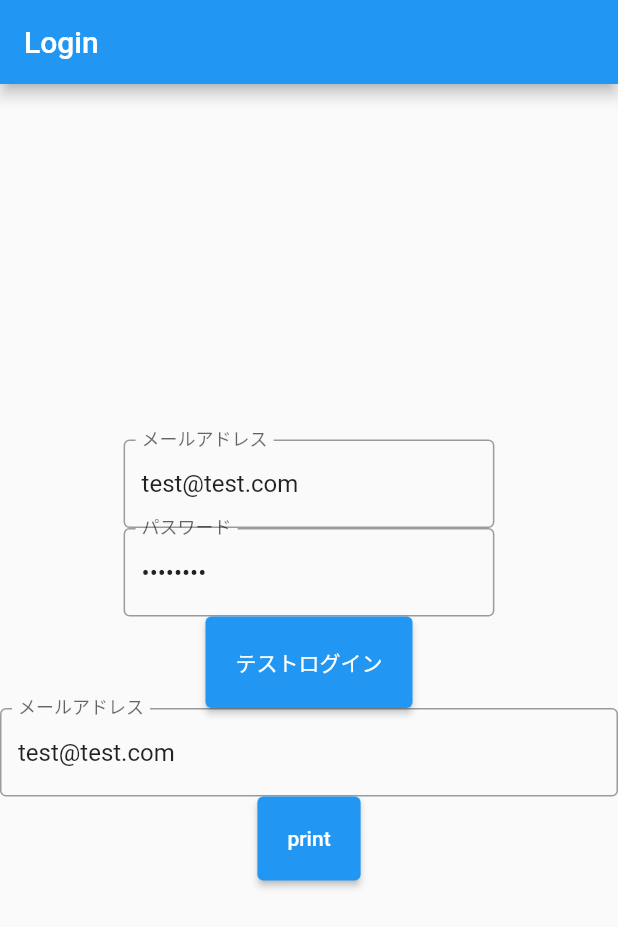
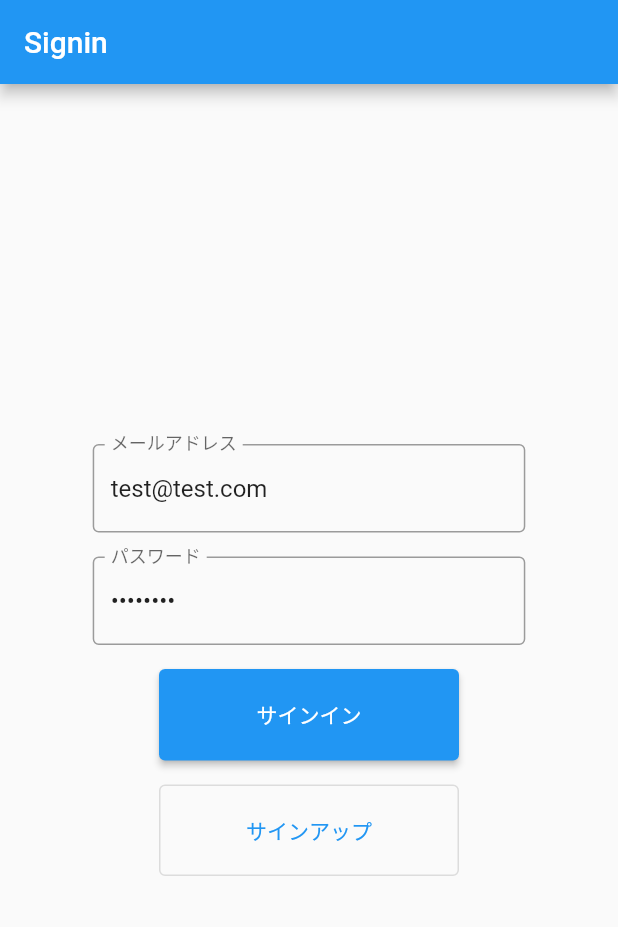
Before and after one commit to yotubarail/flutter_alpha, a Flutter app: the screen it shows after launch, on a phone screen of 412 x 824 dp. Shown: the top 927 px of the screen. Run offline on Flutter 3.47's test engine with Material 2 defaults, Android fonts, the phone set to English and light mode, and no system bars; our stand-ins replace cloud_firestore, firebase_auth, firebase_core, flutter_riverpod, freezed_annotation; missing offline and left inert: dart:html; accounts and stored records are empty.

Commit message:
sigin_view完成

```diff
--- a/lib/main.dart
+++ b/lib/main.dart
@@ -5,7 +5,7 @@ import 'package:flutter_riverpod/flutter_riverpod.dart';
 import 'package:firebase_core/firebase_core.dart';
 
 // 参照ファイル
-import '/view/login_view.dart';
+import '/view/signin_view.dart';
 
 Future main() async {
   WidgetsFlutterBinding.ensureInitialized();
--- a/lib/view/components/anonyous_login_button.dart
+++ /dev/null
@@ -1,24 +0,0 @@
-// 依存パッケージ
-import 'package:flutter/cupertino.dart';
-import 'package:flutter/material.dart';
-
-class AnoymousLoginButton extends StatelessWidget {
-  const AnoymousLoginButton({
-    required this.onPressed,
-    Key? key,
-  }) : super(key: key);
-  final Future onPressed;
-
-  @override
-  Widget build(BuildContext context) {
-    return ElevatedButton(
-      onPressed: () => onPressed,
-      style: ButtonStyle(
-        padding: MaterialStateProperty.all(
-          const EdgeInsets.all(20),
-        ),
-      ),
-      child: const Text('テストログイン'),
-    );
-  }
-}
--- a/lib/view/components/email_form.dart
+++ b/lib/view/components/email_form.dart
@@ -6,34 +6,100 @@ import 'package:flutter_riverpod/flutter_riverpod.dart';
 // 参照ファイル
 import '/view_model/login_view_model.dart';
 
-class CounterController extends ChangeNotifier {
-  int count = 0;
-
-  void increment() {
-    count++;
-    notifyListeners();
-  }
-}
-
 class EmailForm extends ConsumerWidget {
-  EmailForm({Key? key}) : super(key: key);
+  const EmailForm({Key? key}) : super(key: key);
 
   @override
   Widget build(BuildContext context, ScopedReader watch) {
     final deviceWidth = MediaQuery.of(context).size.width;
-    var email = watch(emailProvider).state;
-    return SizedBox(
-      width: deviceWidth * 0.6,
+    final emailPatarn = RegExp(
+        r'^[a-zA-Z0-9_.+-]+@([a-zA-Z0-9][a-zA-Z0-9-]*[a-zA-Z0-9]*\.)+[a-zA-Z]{2,}$');
+    return Container(
+      margin: const EdgeInsets.all(8),
+      width: deviceWidth * 0.7,
       child: TextFormField(
-        initialValue: email,
+        initialValue: watch(emailProvider).state,
         decoration: const InputDecoration(
           border: OutlineInputBorder(),
           labelText: 'メールアドレス',
         ),
+        autovalidateMode: AutovalidateMode.onUserInteraction,
+        validator: (value) =>
+            !emailPatarn.hasMatch(value!) ? 'メールアドレスを入力してください' : null,
         onChanged: (value) {
-          email = value;
+          watch(emailProvider).state = value;
         },
       ),
     );
   }
 }
+
+
+
+
+// class SignUp extends StatelessWidget {
+//   @override
+//   Widget build(BuildContext context) {
+//     return GestureDetector(
+//       onTap: () {
+//         final FocusScopeNode currentScope = FocusScope.of(context);
+//         if (!currentScope.hasPrimaryFocus && currentScope.hasFocus) {
+//           FocusManager.instance.primaryFocus!.unfocus();
+//         }
+//       },
+//       child: Scaffold(
+//         appBar: AppBar(
+//           title: Text('サインアップ'),
+//         ),
+//         body: Center(
+//           child: Form(
+//             child: AutofillGroup(
+//               child: Container(
+//                 padding: const EdgeInsets.all(50.0),
+//                 child: Column(
+//                   mainAxisAlignment: MainAxisAlignment.center,
+//                   children: <Widget>[
+//                     TextFormField(
+//                       decoration: const InputDecoration(
+//                         hintText: 'メールアドレスを入力してください',
+//                         labelText: 'メールアドレス *',
+//                       ),
+//                       autovalidateMode: AutovalidateMode.onUserInteraction,
+//                       validator: (value) =>
+//                       !(new RegExp(
+//                           r'^[a-zA-Z0-9_.+-]+@([a-zA-Z0-9][a-zA-Z0-9-]*[a-zA-Z0-9]*\.)+[a-zA-Z]{2,}$')
+//                           .hasMatch(value!)) ? 'メールアドレスを入力してください' : null,
+//                       keyboardType: TextInputType.emailAddress,
+//                     ),
+//                     TextFormField(
+//                       decoration: const InputDecoration(
+//                           hintText: 'パスワードを入力してください',
+//                           labelText: 'パスワード'
+//                       ),
+//                       autovalidateMode: AutovalidateMode.onUserInteraction,
+//                       validator: (value) =>
+//                       (value!.isEmpty)
+//                           ? 'パスワードを入力してください'
+//                           : null,
+//                       obscureText: true,
+//                       keyboardType: TextInputType.visiblePassword,
+//                     ),
+//                     Padding(padding: EdgeInsets.only(bottom: 20.0)),
+//                     ElevatedButton(
+//                       child: const Text('ログイン'),
+//                       style: ElevatedButton.styleFrom(
+//                           primary: Colors.amber,
+//                           padding: EdgeInsets.all(20.0)
+//                       ),
+//                       onPressed: () {},
+//                     )
+//                   ],
+//                 ),
+//               ),
+//             ),
+//           ),
+//         ),
+//       ),
+//     );
+//   }
+// }
--- a/lib/view/components/email_login_button.dart
+++ /dev/null
@@ -1,24 +0,0 @@
-// 依存パッケージ
-import 'package:flutter/cupertino.dart';
-import 'package:flutter/material.dart';
-
-class EmailLoginButton extends StatelessWidget {
-  const EmailLoginButton({
-    required this.onPressed,
-    Key? key,
-  }) : super(key: key);
-  final Future onPressed;
-
-  @override
-  Widget build(BuildContext context) {
-    return ElevatedButton(
-      onPressed: () => onPressed,
-      style: ButtonStyle(
-        padding: MaterialStateProperty.all(
-          const EdgeInsets.all(20),
-        ),
-      ),
-      child: const Text('ログイン'),
-    );
-  }
-}
--- /dev/null
+++ b/lib/view/components/email_signin_button.dart
@@ -0,0 +1,37 @@
+// 依存パッケージ
+import 'package:flutter/cupertino.dart';
+import 'package:flutter/material.dart';
+import 'package:flutter_riverpod/flutter_riverpod.dart';
+import 'package:firebase_auth/firebase_auth.dart';
+
+// 参照ファイル
+import '/view_model/login_view_model.dart';
+
+class EmailSigninButton extends ConsumerWidget {
+  const EmailSigninButton({Key? key}) : super(key: key);
+
+  @override
+  Widget build(BuildContext context, ScopedReader watch) {
+    final email = watch(emailProvider).state;
+    final password = watch(passwordProvider).state;
+    const status = true;
+    return Container(
+      margin: const EdgeInsets.all(8),
+      width: 200,
+      child: ElevatedButton(
+        onPressed: status
+            ? () => FirebaseAuth.instance.signInWithEmailAndPassword(
+                  email: email.toString(),
+                  password: password.toString(),
+                )
+            : null,
+        style: ButtonStyle(
+          padding: MaterialStateProperty.all(
+            const EdgeInsets.all(20),
+          ),
+        ),
+        child: const Text('サインイン'),
+      ),
+    );
+  }
+}
--- /dev/null
+++ b/lib/view/components/email_signup_button.dart
@@ -0,0 +1,37 @@
+// 依存パッケージ
+import 'package:flutter/cupertino.dart';
+import 'package:flutter/material.dart';
+import 'package:flutter_riverpod/flutter_riverpod.dart';
+import 'package:firebase_auth/firebase_auth.dart';
+
+// 参照ファイル
+import '/view_model/login_view_model.dart';
+
+class EmailSignupButton extends ConsumerWidget {
+  const EmailSignupButton({Key? key}) : super(key: key);
+
+  @override
+  Widget build(BuildContext context, ScopedReader watch) {
+    final email = watch(emailProvider).state;
+    final password = watch(passwordProvider).state;
+    const status = true;
+    return Container(
+      margin: const EdgeInsets.all(8),
+      width: 200,
+      child: OutlinedButton(
+        onPressed: status
+            ? () => FirebaseAuth.instance.createUserWithEmailAndPassword(
+                  email: email.toString(),
+                  password: password.toString(),
+                )
+            : null,
+        style: ButtonStyle(
+          padding: MaterialStateProperty.all(
+            const EdgeInsets.all(20),
+          ),
+        ),
+        child: const Text('サインアップ'),
+      ),
+    );
+  }
+}
--- a/lib/view/components/password_form.dart
+++ b/lib/view/components/password_form.dart
@@ -3,27 +3,29 @@ import 'package:flutter/cupertino.dart';
 import 'package:flutter/material.dart';
 import 'package:flutter_riverpod/flutter_riverpod.dart';
 
+// 参照ファイル
+import '/view_model/login_view_model.dart';
+
 class PasswordForm extends ConsumerWidget {
-  PasswordForm({
-    required this.state,
-    Key? key,
-  }) : super(key: key);
-  String state;
+  const PasswordForm({Key? key}) : super(key: key);
 
   @override
   Widget build(BuildContext context, ScopedReader watch) {
     final deviceWidth = MediaQuery.of(context).size.width;
-    return SizedBox(
-      width: deviceWidth * 0.6,
+    return Container(
+      margin: const EdgeInsets.all(8),
+      width: deviceWidth * 0.7,
       child: TextFormField(
-        initialValue: state,
+        initialValue: watch(passwordProvider).state,
         obscureText: true,
         decoration: const InputDecoration(
           border: OutlineInputBorder(),
           labelText: 'パスワード',
         ),
+        autovalidateMode: AutovalidateMode.onUserInteraction,
+        validator: (value) => (value!.isEmpty) ? 'パスワードを入力してください' : null,
         onChanged: (value) {
-          state = value;
+          watch(passwordProvider).state = value;
         },
       ),
     );
--- a/lib/view/login_view.dart
+++ /dev/null
@@ -1,105 +0,0 @@
-// 依存パッケージ
-import 'package:flutter/foundation.dart';
-import 'package:flutter/material.dart';
-import 'package:flutter_riverpod/flutter_riverpod.dart';
-import 'package:firebase_auth/firebase_auth.dart';
-
-// 参照ファイル
-import '/model/login_model.dart';
-import '/view/components/anonyous_login_button.dart';
-import '/view/components/email_form.dart';
-import '/view/components/email_login_button.dart';
-import '/view/components/password_form.dart';
-import '/view_model/login_view_model.dart';
-
-class LoginView extends ConsumerWidget {
-  const LoginView({Key? key}) : super(key: key);
-
-  @override
-  Widget build(BuildContext context, ScopedReader watch) {
-    final user = watch(userIdStreamProvider);
-    final pressAnonymousLogin = FirebaseAuth.instance.signInAnonymously();
-    final password = watch(passwordProvider).state;
-    // final emailLogin = FirebaseAuth.instance.createUserWithEmailAndPassword(
-    //   email: email,
-    //   password: password,
-    // );
-
-    return Scaffold(
-      appBar: AppBar(
-        title: const Text('Login'),
-      ),
-      body: Center(
-        child: Column(
-          mainAxisSize: MainAxisSize.min,
-          children: [
-            EmailForm(),
-            PasswordForm(state: password),
-            AnoymousLoginButton(onPressed: pressAnonymousLogin),
-            // EmailLoginButton(onPressed: emailLogin),
-            SizedBox(
-              child: TextFormField(
-                initialValue: watch(emailProvider).state,
-                decoration: const InputDecoration(
-                  border: OutlineInputBorder(),
-                  labelText: 'メールアドレス',
-                ),
-                onChanged: (value) {
-                  watch(emailProvider).state = value;
-                },
-              ),
-            ),
-            ElevatedButton(
-              onPressed: () {
-                print(watch(emailProvider).state);
-              },
-              style: ButtonStyle(
-                padding: MaterialStateProperty.all(
-                  const EdgeInsets.all(20),
-                ),
-              ),
-              child: const Text('print'),
-            ),
-          ],
-        ),
-      ),
-    );
-  }
-}
-
-// class Login extends StatefulWidget {
-//   const Login({Key? key}) : super(key: key);
-
-//   @override
-//   _LoginState createState() => _LoginState();
-// }
-
-// // ログインState
-// class _LoginState extends State<Login> {
-//   @override
-//   Widget build(BuildContext context) {
-//     return Scaffold(
-//       appBar: AppBar(
-//         title: const Text('Login'),
-//       ),
-//       body: Center(
-//         child: Column(
-//           mainAxisSize: MainAxisSize.min,
-//           children: [
-//             ElevatedButton(
-//               onPressed: () {
-//                 Navigator.of(context).pushNamed('/events');
-//               },
-//               style: ButtonStyle(
-//                 padding: MaterialStateProperty.all(
-//                   const EdgeInsets.all(20),
-//                 ),
-//               ),
-//               child: const Text('ログイン'),
-//             ),
-//           ],
-//         ),
-//       ),
-//     );
-//   }
-// }
--- /dev/null
+++ b/lib/view/signin_view.dart
@@ -0,0 +1,34 @@
+// 依存パッケージ
+import 'package:flutter/foundation.dart';
+import 'package:flutter/material.dart';
+// import 'package:flutter_riverpod/flutter_riverpod.dart';
+
+// 参照ファイル
+import '/view/components/email_form.dart';
+import '/view/components/email_signin_button.dart';
+import '/view/components/email_signup_button.dart';
+import '/view/components/password_form.dart';
+
+class LoginView extends StatelessWidget {
+  const LoginView({Key? key}) : super(key: key);
+
+  @override
+  Widget build(BuildContext context) {
+    return Scaffold(
+      appBar: AppBar(
+        title: const Text('Signin'),
+      ),
+      body: Center(
+        child: Column(
+          mainAxisSize: MainAxisSize.min,
+          children: const [
+            EmailForm(),
+            PasswordForm(),
+            EmailSigninButton(),
+            EmailSignupButton(),
+          ],
+        ),
+      ),
+    );
+  }
+}
```
